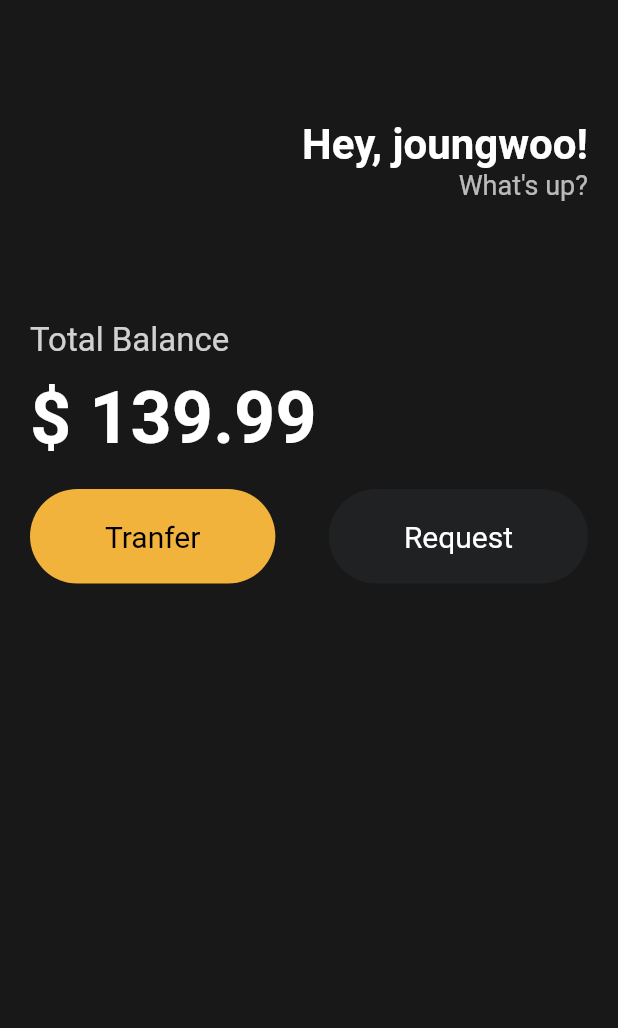
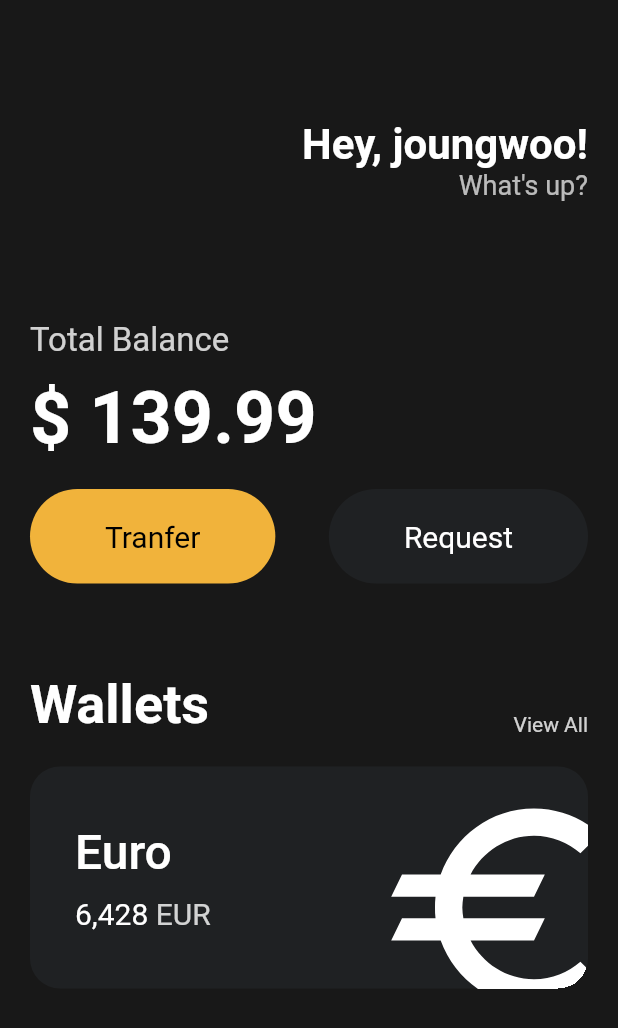
Before and after one commit to ljw8124/flutter-ex, a Flutter app: the screen it shows after launch, on a phone screen of 412 x 824 dp. Shown: the top 1028 px of the screen. Run offline on Flutter 3.47's test engine with Material 2 defaults, Android fonts, the phone set to English and light mode, and no system bars.

Commit message:
update main.dart

```diff
--- a/flutter_ex01/lib/main.dart
+++ b/flutter_ex01/lib/main.dart
@@ -93,6 +93,92 @@ class App extends StatelessWidget {
                   ),
                 ],
               ),
+              const SizedBox(
+                height: 60,
+              ),
+              Row(
+                crossAxisAlignment: CrossAxisAlignment.end,
+                mainAxisAlignment: MainAxisAlignment.spaceBetween,
+                children: [
+                  const Text(
+                    'Wallets',
+                    style: TextStyle(
+                      color: Colors.white,
+                      fontSize: 36,
+                      fontWeight: FontWeight.bold,
+                    ),
+                  ),
+                  Text(
+                    'View All',
+                    style: TextStyle(
+                      color: Colors.white.withOpacity(0.8),
+                      fontWeight: FontWeight.w400,
+                    ),
+                  ),
+                ],
+              ),
+              const SizedBox(
+                height: 20,
+              ),
+              Container(
+                clipBehavior: Clip.hardEdge,
+                decoration: BoxDecoration(
+                  color: const Color(0xFF1F2123),
+                  borderRadius: BorderRadius.circular(20),
+                ),
+                child: Padding(
+                  padding: const EdgeInsets.all(30),
+                  child: Row(
+                    mainAxisAlignment: MainAxisAlignment.spaceBetween,
+                    children: [
+                      Column(
+                        crossAxisAlignment: CrossAxisAlignment.start,
+                        children: [
+                          const Text(
+                            'Euro',
+                            style: TextStyle(
+                                color: Colors.white,
+                                fontSize: 32,
+                                fontWeight: FontWeight.w500),
+                          ),
+                          const SizedBox(height: 10),
+                          Row(
+                            children: [
+                              const Text(
+                                '6,428',
+                                style: TextStyle(
+                                  color: Colors.white,
+                                  fontSize: 20,
+                                ),
+                              ),
+                              const SizedBox(
+                                width: 5,
+                              ),
+                              Text(
+                                'EUR',
+                                style: TextStyle(
+                                    color: Colors.white.withOpacity(0.8),
+                                    fontSize: 20),
+                              ),
+                            ],
+                          ),
+                        ],
+                      ),
+                      Transform.scale(
+                        scale: 2,
+                        child: Transform.translate(
+                          offset: const Offset(8, 10),
+                          child: const Icon(
+                            size: 88,
+                            color: Colors.white,
+                            Icons.euro,
+                          ),
+                        ),
+                      ),
+                    ],
+                  ),
+                ),
+              ),
             ],
           ),
         ),
@@ -101,7 +187,6 @@ class App extends StatelessWidget {
   }
 }
 
-
 // 플러터 개발시 vscode 에서 있으면 좋은 setting
 // "editor.codeActionsOnSave": {
 //   "source.fixAll": true
```
